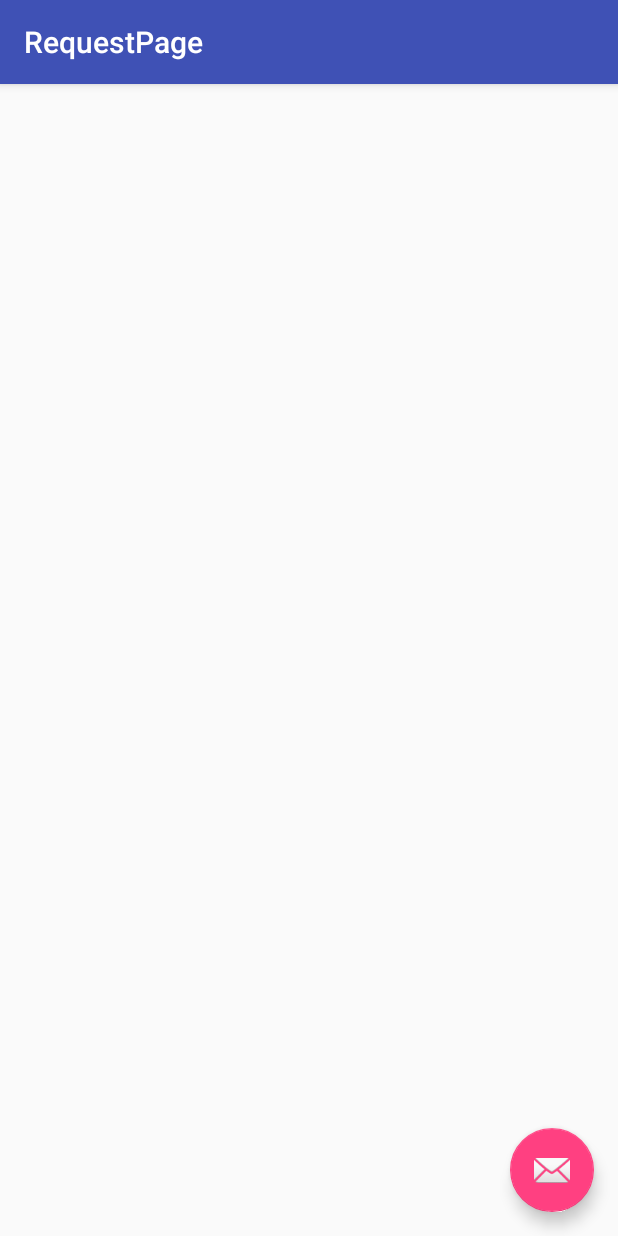
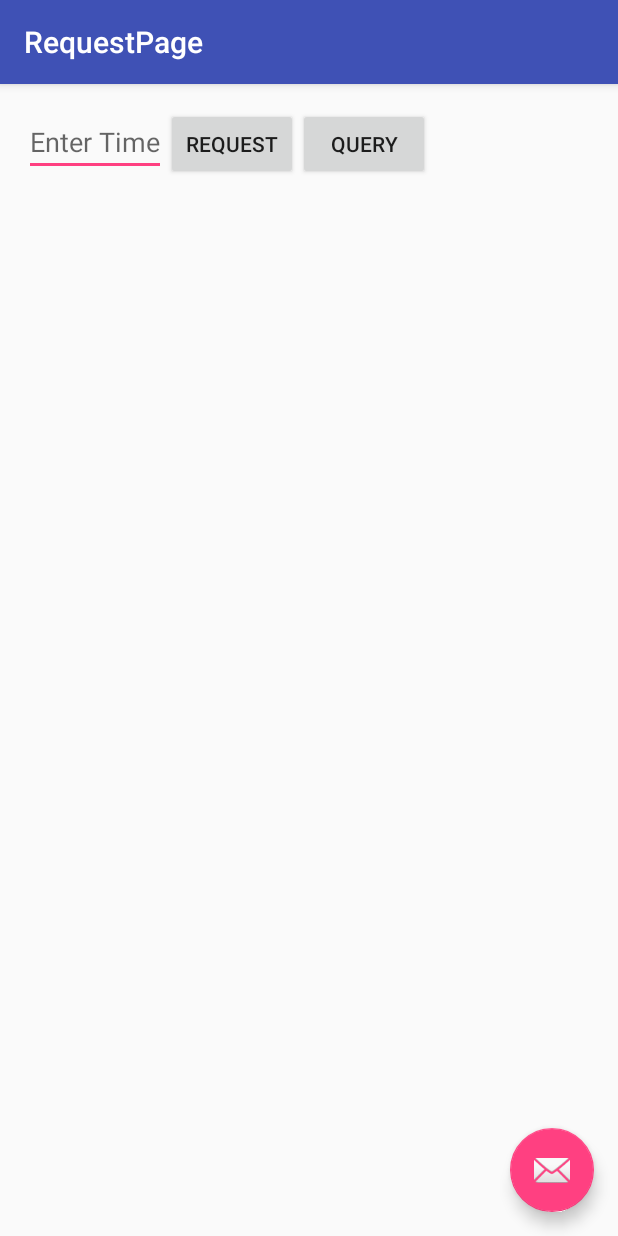
Before and after one commit to westmes/PennApps-XIII, an Android app: the screen it shows after launch (RequestPage), on a phone screen of 412 x 824 dp. Run offline under Robolectric (Android 15) with nearby library versions, the phone set to English and light mode, and no system bars; libraries missing offline, so code that uses them is left out: com.parse; 5 statements that could not run were skipped.

Commit message:
test Request

```diff
--- a/app/src/main/res/layout/content_request_page.xml
+++ b/app/src/main/res/layout/content_request_page.xml
@@ -1,5 +1,5 @@
 <?xml version="1.0" encoding="utf-8"?>
-<RelativeLayout xmlns:android="http://schemas.android.com/apk/res/android"
+<LinearLayout xmlns:android="http://schemas.android.com/apk/res/android"
     xmlns:app="http://schemas.android.com/apk/res-auto"
     xmlns:tools="http://schemas.android.com/tools"
     android:layout_width="match_parent"
@@ -12,4 +12,26 @@
     tools:context="com.example.grace.location.RequestPage"
     tools:showIn="@layout/activity_request_page">
 
-</RelativeLayout>
+    <EditText
+        android:id="@+id/edit_message"
+        android:layout_width="wrap_content"
+        android:layout_height="wrap_content"
+        android:hint="Enter Time"/>
+
+    <Button
+        android:layout_width="wrap_content"
+        android:layout_height="wrap_content"
+        android:text="Request"
+        android:onClick="sendRequest"/>
+
+    <Button
+        android:layout_width="wrap_content"
+        android:layout_height="wrap_content"
+        android:text="Query"
+        android:onClick="queryRequest"/>
+
+    <TextView
+        android:id="@+id/showQueryResults"
+        android:layout_width="wrap_content"
+        android:layout_height="wrap_content"/>
+</LinearLayout>
```
Also changed, not shown: app/src/main/java/com/example/grace/location/RequestPage.java (+17 -4 lines), app/src/main/AndroidManifest.xml (line endings or trailing spaces).
